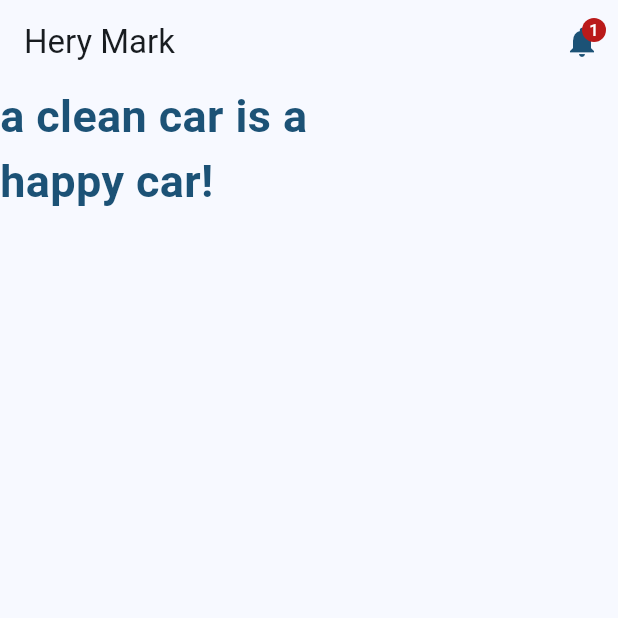
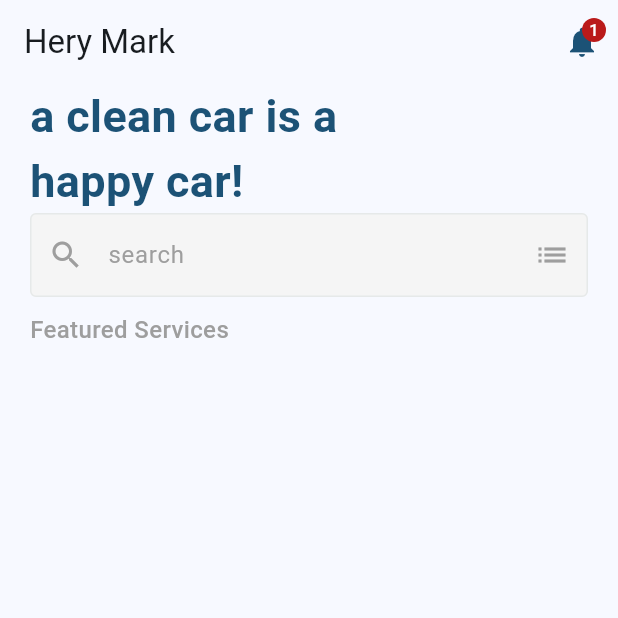
Before and after one commit to AbdullahMohamedAlSayedAbed/carwash, a Flutter app: the screen it shows after launch, on a phone screen of 412 x 824 dp, the top half of it. Run offline on Flutter 3.47's test engine with Material 3 defaults, Android fonts, the phone set to English and light mode, and no system bars; our stand-ins replace bloc, flutter_bloc.

Commit message:
create FeaturedServiceWidget in home view

```diff
--- a/lib/Features/home/presentation/views/home_view.dart
+++ b/lib/Features/home/presentation/views/home_view.dart
@@ -1,3 +1,5 @@
+import 'package:carwash/Features/home/presentation/views/widgets/custom_text_field.dart';
+import 'package:carwash/Features/home/presentation/views/widgets/home_view_body.dart';
 import 'package:carwash/core/Utils/app_color.dart';
 import 'package:carwash/core/Utils/app_styles.dart';
 import 'package:carwash/generated/l10n.dart';
@@ -23,12 +25,7 @@ class HomeView extends StatelessWidget {
               ))
         ],
       ),
-        body: const Column(
-          crossAxisAlignment: CrossAxisAlignment.start,
-          children: [
-            Text('a clean car is a', style: AppStyles.style30w700),
-            Text('happy car!', style: AppStyles.style30w700),
-          ],
-        ));
+      body: const HomeViewBody(),
+    );
   }
 }
--- /dev/null
+++ b/lib/Features/home/presentation/views/widgets/custom_text_field.dart
@@ -0,0 +1,50 @@
+import 'package:flutter/material.dart';
+
+class CustomTextField extends StatelessWidget {
+  const CustomTextField(
+      {super.key,
+      required this.hintText,
+      required this.textInputType,
+      this.suffixIcon,
+      this.onSaved,
+      this.obscureText = false,
+      this.onChanged,
+      this.prefixIcon});
+  final String hintText;
+  final TextInputType textInputType;
+  final Widget? suffixIcon;
+  final void Function(String?)? onSaved;
+  final void Function(String)? onChanged;
+  final bool obscureText;
+  final Widget? prefixIcon;
+  @override
+  Widget build(BuildContext context) {
+    return TextFormField(
+      obscureText: obscureText,
+      onSaved: onSaved,
+      onChanged: onChanged,
+      keyboardType: textInputType,
+      decoration: InputDecoration(
+        hintStyle: const TextStyle(color: Colors.grey),
+        suffixIcon: suffixIcon,
+        hintText: hintText,
+        prefixIcon: prefixIcon,
+        filled: true,
+        fillColor: const Color(0xFFF5F5F5),
+        border: buildBorder(),
+        enabledBorder: buildBorder(),
+        focusedBorder: buildBorder(),
+      ),
+    );
+  }
+
+  OutlineInputBorder buildBorder() {
+    return OutlineInputBorder(
+      borderRadius: BorderRadius.circular(4),
+      borderSide: const BorderSide(
+        width: 1,
+        color: Color(0xFFE6E9E9),
+      ),
+    );
+  }
+}
--- a/lib/Features/home/presentation/views/widgets/home_view_body.dart
+++ b/lib/Features/home/presentation/views/widgets/home_view_body.dart
@@ -1,3 +1,6 @@
+import 'package:carwash/Features/home/presentation/views/widgets/custom_text_field.dart';
+import 'package:carwash/constants.dart';
+import 'package:carwash/core/Utils/app_styles.dart';
 import 'package:flutter/material.dart';
 
 class HomeViewBody extends StatelessWidget {
@@ -5,6 +8,37 @@ class HomeViewBody extends StatelessWidget {
 
   @override
   Widget build(BuildContext context) {
-    return const Placeholder();
+    return const Padding(
+      padding: EdgeInsets.symmetric(horizontal: kDefaultPadding),
+      child: Column(
+        crossAxisAlignment: CrossAxisAlignment.start,
+        children: [
+          Text('a clean car is a', style: AppStyles.style30w700),
+          Text('happy car!', style: AppStyles.style30w700),
+          CustomTextField(
+              prefixIcon: Icon(Icons.search, color: Colors.grey),
+              suffixIcon: Icon(Icons.list, color: Colors.grey),
+              hintText: 'search',
+              textInputType: TextInputType.text),
+          SizedBox(height: 10),
+          FeaturedServiceWidget(),
+        ],
+      ),
+    );
   }
 }
+
+class FeaturedServiceWidget extends StatelessWidget {
+  const FeaturedServiceWidget({super.key});
+
+  @override
+  Widget build(BuildContext context) {
+    return const Column(
+      children: [
+        Text('Featured Services', style: AppStyles.style16w500),
+        SizedBox(height: 10),
+
+      ],
+    );
+  }
+}
--- /dev/null
+++ b/lib/constants.dart
@@ -0,0 +1 @@
+const double kDefaultPadding = 20.0;
--- a/lib/core/Utils/app_styles.dart
+++ b/lib/core/Utils/app_styles.dart
@@ -7,4 +7,9 @@ abstract class AppStyles {
     fontWeight: FontWeight.w700,
     color: AppColors.primaryColor,
   );
+  static const style16w500 = TextStyle(
+    fontSize: 16,
+    fontWeight: FontWeight.w500,
+    color: Colors.grey,
+  );
 }
```
Lines whose indentation alone changed are shown as unchanged.
